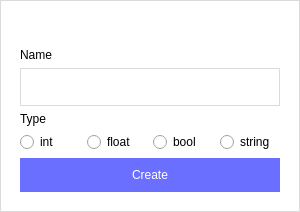
Above: src/Dialogs/createiodialog.ui from romanato73/vut-icp-2021 before the change. Below: the same form after it.
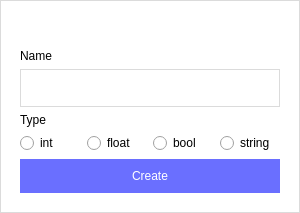
That is the form after the change.

Diff of the .ui file:
```diff
--- a/src/Dialogs/createiodialog.ui
+++ b/src/Dialogs/createiodialog.ui
@@ -7,7 +7,7 @@
     <x>0</x>
     <y>0</y>
     <width>300</width>
-    <height>203</height>
+    <height>213</height>
    </rect>
   </property>
   <property name="maximumSize">
```
Left out of the diff: 1 changed line with no effect on the pictures.
